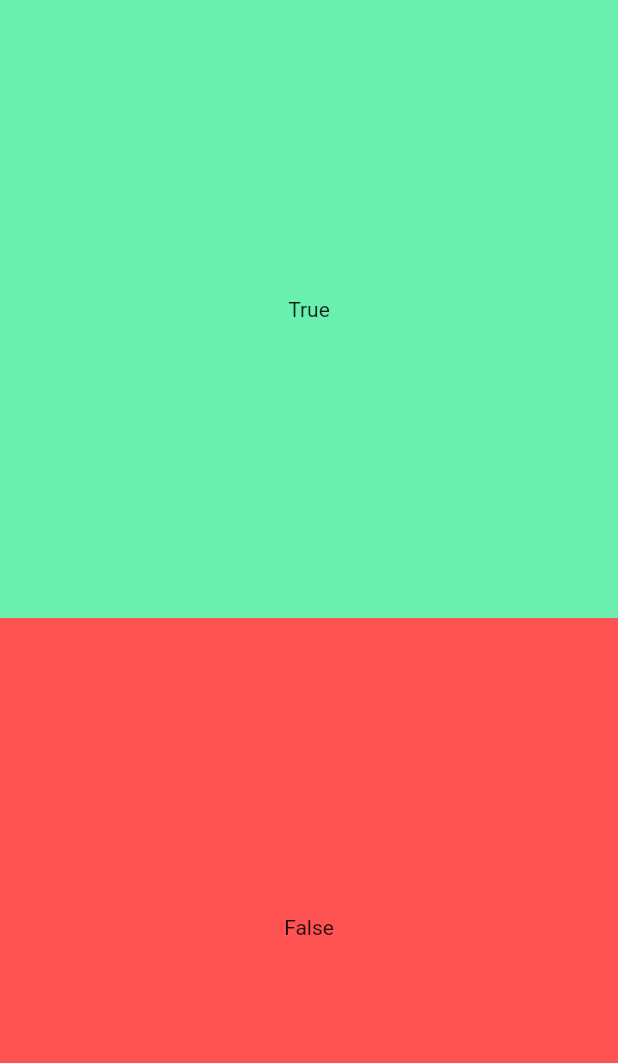
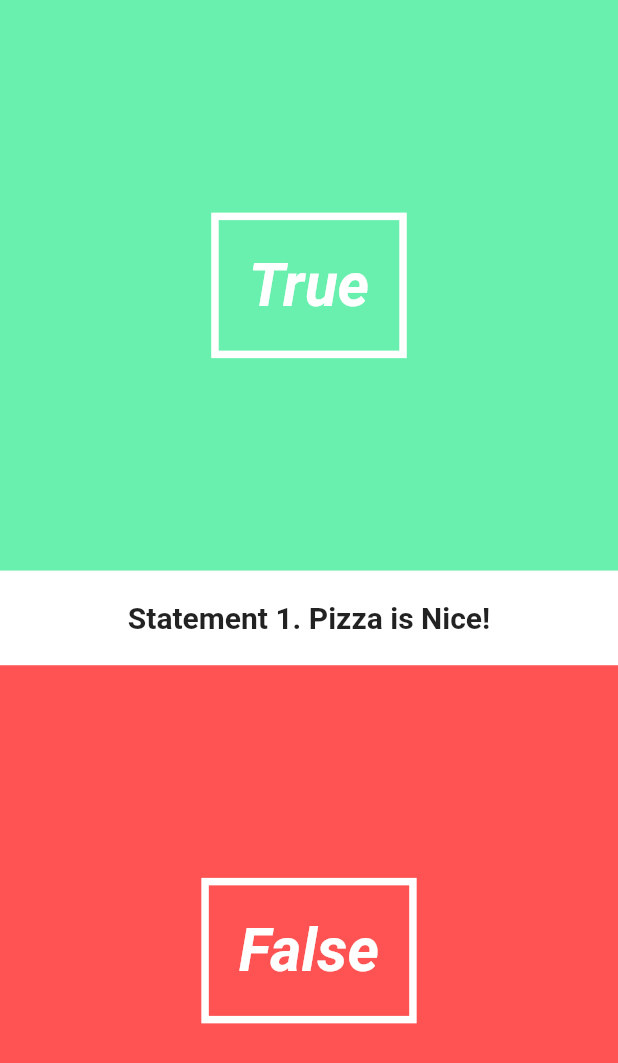
Before and after one commit to mrabro/flutter_quiz, a Flutter app: the screen it shows after launch, on a phone screen of 412 x 824 dp. Shown: the top 1063 px of the screen. Run offline on Flutter 3.47's test engine with Material 2 defaults, Android fonts, the phone set to English and light mode, and no system bars.

```diff
--- a/lib/UI/answer_buttons.dart
+++ b/lib/UI/answer_buttons.dart
@@ -2,22 +2,28 @@ import 'package:flutter/material.dart';
 
 class AnswerButton extends StatelessWidget {
 
-  bool answer;
-  // VoidCallback() _onTap;
+  final bool _answer;
+  final VoidCallback _onTap;
 
-  AnswerButton(this.answer);
+  AnswerButton(this._answer, this._onTap);
 
 
   @override
   Widget build(BuildContext context){
     return new Expanded( //True Button
       child: new Material(
-        color: answer == true ? Colors.greenAccent : Colors.redAccent,
+        color: _answer == true ? Colors.greenAccent : Colors.redAccent,
         child: new InkWell(
-          onTap: () => print("You answered True!"),
+          onTap: () => _onTap(),
           child: new Center(
             child: new Container(
-              child: new Text(answer == true ? "True" : "False"),
+              decoration: new BoxDecoration(
+                border: new Border.all(color: Colors.white,width: 5.0)
+              ),
+              padding: new EdgeInsets.all(20.0),
+              child: new Text(_answer == true ? "True" : "False",
+              style: new TextStyle(color: Colors.white,fontSize: 40.0,fontWeight: FontWeight.bold,fontStyle: FontStyle.italic),
+              ),
             ),
           ),
         ),
--- /dev/null
+++ b/lib/UI/question_text.dart
@@ -0,0 +1,27 @@
+import 'package:flutter/material.dart';
+
+class QuestionText extends StatefulWidget {
+
+  final String _question;
+  final int _questionNumber;
+
+  QuestionText(this._question, this._questionNumber);
+
+  @override
+  State createState() => new QuestionTextState();
+}
+
+class QuestionTextState extends State<QuestionText>{
+  @override
+  Widget build(BuildContext context) {
+    return new Material(
+      color: Colors.white,
+      child: new Padding(
+        padding: new EdgeInsets.symmetric(vertical: 20.0),
+        child: new Center(
+        child: new Text("Statement "+ widget._questionNumber.toString() +". "+ widget._question.toString(), style: new TextStyle(fontSize: 20.0,fontWeight: FontWeight.bold),),
+        )
+      ),
+    );
+  }
+}
--- a/lib/pages/quiz_page.dart
+++ b/lib/pages/quiz_page.dart
@@ -3,7 +3,7 @@ import 'package:flutter/material.dart';
 import '../utils/question.dart';
 import '../utils/quiz.dart';
 import '../UI/answer_buttons.dart';
-
+import '../UI/question_text.dart';
 
 class QuizPage extends StatefulWidget {
   @override
@@ -17,8 +17,9 @@ class QuizPageState extends State<QuizPage> {
       children: <Widget>[
         new Column( // this is our main page
           children: <Widget>[
-            new AnswerButton(true),
-            new AnswerButton(false)
+            new AnswerButton(true, () => print("You answered True!")),
+            new QuestionText("Pizza is Nice!", 1),
+            new AnswerButton(false, () => print("You answered False!"))
           ],
         ),
       ],
```
